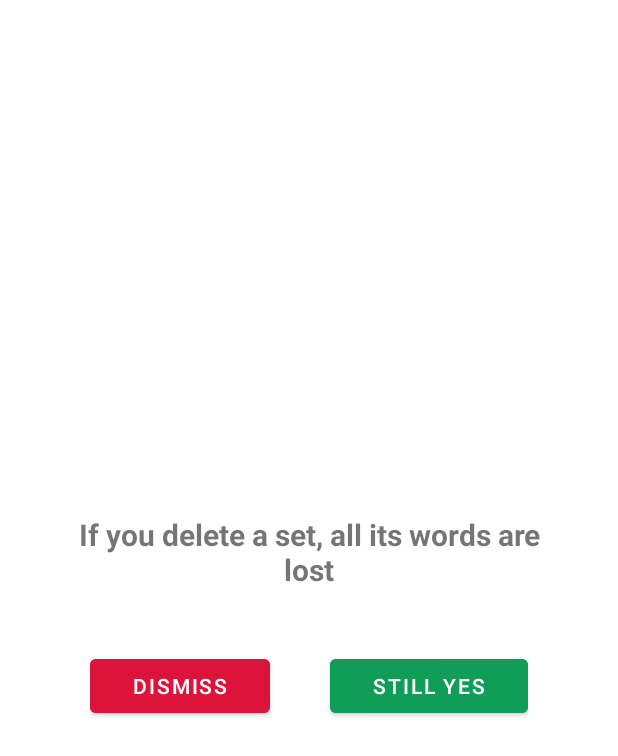
After one commit to matttax/Erica, an Android app: the layout delete_set.xml on its own in the app's theme, with its tools: preview values and no code run, on a phone screen of 412 x 824 dp. The commit adds this screen. Shown: the top 756 px of the screen. Run offline under Robolectric (Android 15) with nearby library versions, the phone set to English and light mode, and no system bars.

Commit message:
Delete words

```diff
--- a/app/src/main/java/com/matttax/erica/SetOfWords.kt
+++ b/app/src/main/java/com/matttax/erica/SetOfWords.kt
@@ -31,7 +31,8 @@ class QuizWord(val id: Int,
                val word: Word,
                val timesAsked: Int,
                val timesCorrect: Int,
-               val lastAsked: Date) {
+               val lastAsked: Date,
+               val setId: Int) {
 
     fun getCorrectPercentage() = timesCorrect.toDouble() / timesAsked
 }
--- /dev/null
+++ b/app/src/main/res/layout/delete_set.xml
@@ -0,0 +1,55 @@
+<?xml version="1.0" encoding="utf-8"?>
+<LinearLayout xmlns:android="http://schemas.android.com/apk/res/android"
+    android:orientation="vertical"
+    android:layout_width="match_parent"
+    android:layout_height="wrap_content"
+    android:layout_marginStart="30dp"
+    android:layout_marginEnd="30dp"
+    android:layout_gravity="center">
+
+    <TextView
+        android:layout_marginTop="20dp"
+        android:layout_width="wrap_content"
+        android:layout_height="wrap_content"
+        android:text="If you delete a set, all its words are lost"
+        android:layout_gravity="center"
+        android:textSize="20sp"
+        android:textStyle="bold"
+        android:textAlignment="center"
+        android:layout_marginStart="20dp"
+        android:layout_marginEnd="20dp"
+        />
+
+    <LinearLayout
+        android:layout_width="match_parent"
+        android:layout_height="wrap_content"
+        android:orientation="horizontal"
+        android:layout_marginTop="30dp"
+        android:layout_marginStart="30dp"
+        android:layout_marginEnd="30dp"
+        android:layout_marginBottom="20dp"
+        >
+        <com.google.android.material.button.MaterialButton
+            android:layout_width="wrap_content"
+            android:layout_height="wrap_content"
+            android:text="Dismiss"
+            android:layout_marginTop="10dp"
+            android:layout_marginEnd="20dp"
+            android:backgroundTint="@color/crimson"
+            android:layout_weight="1"
+            android:id="@+id/noDeleteSet"
+            />
+        <com.google.android.material.button.MaterialButton
+            android:layout_width="wrap_content"
+            android:layout_height="wrap_content"
+            android:text="still Yes"
+            android:layout_marginTop="10dp"
+            android:layout_marginStart="20dp"
+            android:backgroundTint="@color/purple_200"
+            android:layout_weight="1"
+            android:id="@+id/yesDeleteSet"
+            />
+    </LinearLayout>
+
+
+</LinearLayout>
```
Also changed, not shown: app/src/main/java/com/matttax/erica/SetAdaptor.kt (+20 -2 lines), app/src/main/java/com/matttax/erica/WordAdaptor.kt (+4 -3 lines), app/src/main/java/com/matttax/erica/WordDBHelper.kt (+7 -3 lines), app/src/main/java/com/matttax/erica/WordsActivity.kt (+23 -2 lines), app/src/main/res/layout/term_item.xml (+11 -4 lines).
